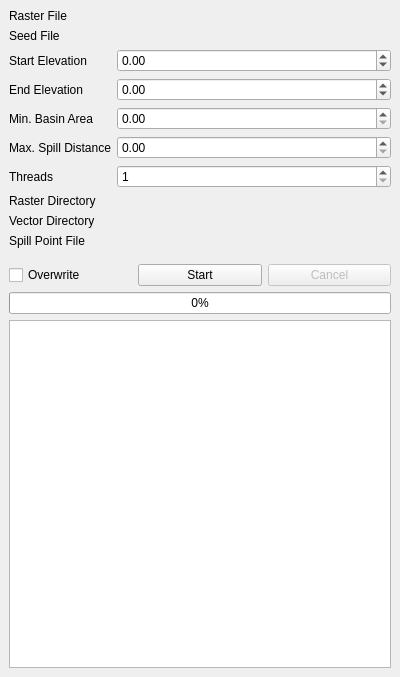
Above: src/flood_qgis.ui from rskelly/flood before the change. Below: the same form after it.
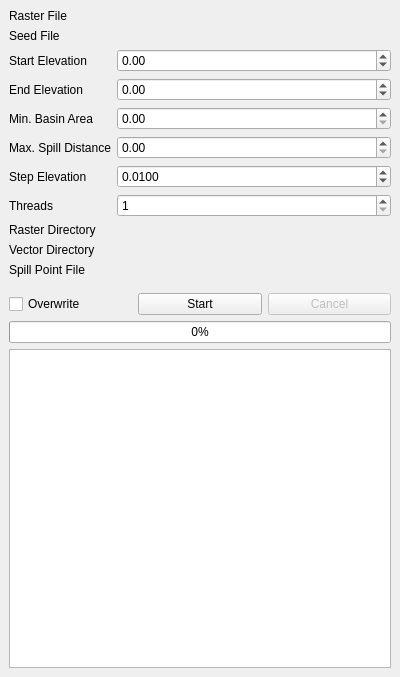
That is the form after the change. Custom widgets are drawn as their Qt base class.

```diff
--- a/src/flood_qgis.ui
+++ b/src/flood_qgis.ui
@@ -93,14 +93,14 @@
       </property>
      </widget>
     </item>
-    <item row="6" column="0">
+    <item row="7" column="0">
      <widget class="QLabel" name="label_10">
       <property name="text">
        <string>Threads</string>
       </property>
      </widget>
     </item>
-    <item row="6" column="1">
+    <item row="7" column="1">
      <widget class="QgsSpinBox" name="spnThreads">
       <property name="minimum">
        <number>1</number>
@@ -110,37 +110,37 @@
       </property>
      </widget>
     </item>
-    <item row="7" column="0">
+    <item row="8" column="0">
      <widget class="QLabel" name="label_4">
       <property name="text">
        <string>Raster Directory</string>
       </property>
      </widget>
     </item>
-    <item row="7" column="1">
+    <item row="8" column="1">
      <widget class="QgsFileWidget" name="fleOutputRaster"/>
     </item>
-    <item row="8" column="0">
+    <item row="9" column="0">
      <widget class="QLabel" name="label_3">
       <property name="text">
        <string>Vector Directory</string>
       </property>
      </widget>
     </item>
-    <item row="8" column="1">
+    <item row="9" column="1">
      <widget class="QgsFileWidget" name="fleOutputVector"/>
     </item>
-    <item row="9" column="0">
+    <item row="10" column="0">
      <widget class="QLabel" name="label_5">
       <property name="text">
        <string>Spill Point File</string>
       </property>
      </widget>
     </item>
-    <item row="9" column="1">
+    <item row="10" column="1">
      <widget class="QgsFileWidget" name="fleOutputSpill"/>
     </item>
-    <item row="12" column="0" colspan="2">
+    <item row="13" column="0" colspan="2">
      <layout class="QHBoxLayout" name="horizontalLayout_2">
       <property name="topMargin">
        <number>10</number>
@@ -171,19 +171,45 @@
       </item>
      </layout>
     </item>
-    <item row="13" column="0" colspan="2">
+    <item row="14" column="0" colspan="2">
      <widget class="QProgressBar" name="progressBar">
       <property name="value">
        <number>0</number>
       </property>
      </widget>
     </item>
-    <item row="14" column="0" colspan="2">
+    <item row="15" column="0" colspan="2">
      <widget class="QListWidget" name="lstCompleted"/>
     </item>
     <item row="4" column="1">
      <widget class="QgsDoubleSpinBox" name="spnMinBasinArea"/>
     </item>
+    <item row="6" column="0">
+     <widget class="QLabel" name="label_11">
+      <property name="text">
+       <string>Step Elevation</string>
+      </property>
+     </widget>
+    </item>
+    <item row="6" column="1">
+     <widget class="QgsDoubleSpinBox" name="spnStep">
+      <property name="decimals">
+       <number>4</number>
+      </property>
+      <property name="minimum">
+       <double>0.000100000000000</double>
+      </property>
+      <property name="maximum">
+       <double>100000.000000000000000</double>
+      </property>
+      <property name="singleStep">
+       <double>0.010000000000000</double>
+      </property>
+      <property name="value">
+       <double>0.010000000000000</double>
+      </property>
+     </widget>
+    </item>
    </layout>
   </widget>
  </widget>
```
